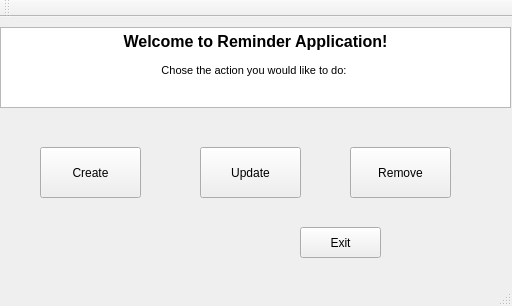
This is Project 3/mainwindow.ui in ecdev456/Nonogram-SE as Qt 5 draws it before an edit. The edited form follows.
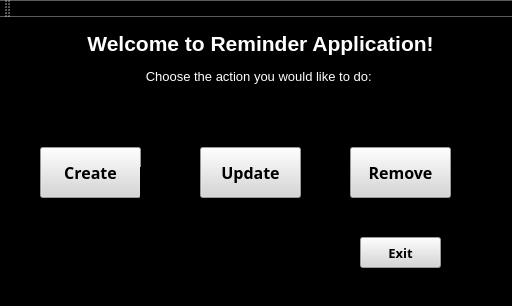
This is the edited form.

What changed in the file:
```diff
--- a/Project 3/mainwindow.ui
+++ b/Project 3/mainwindow.ui
@@ -13,6 +13,9 @@
   <property name="windowTitle">
    <string>MainWindow</string>
   </property>
+  <property name="styleSheet">
+   <string notr="true">background-color: rgb(0, 0, 0);</string>
+  </property>
   <widget class="QWidget" name="centralWidget">
    <widget class="QPushButton" name="pushButton">
     <property name="geometry">
@@ -23,9 +26,26 @@
       <height>51</height>
      </rect>
     </property>
+    <property name="font">
+     <font>
+      <family>Calisto MT</family>
+      <pointsize>12</pointsize>
+      <weight>75</weight>
+      <bold>true</bold>
+     </font>
+    </property>
+    <property name="autoFillBackground">
+     <bool>false</bool>
+    </property>
+    <property name="styleSheet">
+     <string notr="true">background-color: rgb(214, 214, 214);</string>
+    </property>
     <property name="text">
      <string>Create</string>
     </property>
+    <property name="flat">
+     <bool>false</bool>
+    </property>
    </widget>
    <widget class="QLabel" name="label">
     <property name="geometry">
@@ -49,6 +69,17 @@
       <height>51</height>
      </rect>
     </property>
+    <property name="font">
+     <font>
+      <family>Calisto MT</family>
+      <pointsize>12</pointsize>
+      <weight>75</weight>
+      <bold>true</bold>
+     </font>
+    </property>
+    <property name="styleSheet">
+     <string notr="true">background-color: rgb(214, 214, 214);</string>
+    </property>
     <property name="text">
      <string>Update</string>
     </property>
@@ -62,6 +93,17 @@
       <height>51</height>
      </rect>
     </property>
+    <property name="font">
+     <font>
+      <family>Calisto MT</family>
+      <pointsize>12</pointsize>
+      <weight>75</weight>
+      <bold>true</bold>
+     </font>
+    </property>
+    <property name="styleSheet">
+     <string notr="true">background-color: rgb(214, 214, 214);</string>
+    </property>
     <property name="text">
      <string>Remove</string>
     </property>
@@ -69,12 +111,23 @@
    <widget class="QPushButton" name="pushButton_4">
     <property name="geometry">
      <rect>
-      <x>300</x>
-      <y>210</y>
+      <x>360</x>
+      <y>220</y>
       <width>81</width>
       <height>31</height>
      </rect>
     </property>
+    <property name="font">
+     <font>
+      <family>Calisto MT</family>
+      <pointsize>10</pointsize>
+      <weight>75</weight>
+      <bold>true</bold>
+     </font>
+    </property>
+    <property name="styleSheet">
+     <string notr="true">background-color: rgb(214, 214, 214);</string>
+    </property>
     <property name="text">
      <string>Exit</string>
     </property>
@@ -84,12 +137,18 @@
      <rect>
       <x>0</x>
       <y>10</y>
-      <width>511</width>
+      <width>521</width>
       <height>81</height>
      </rect>
     </property>
     <property name="autoFillBackground">
-     <bool>true</bool>
+     <bool>false</bool>
+    </property>
+    <property name="styleSheet">
+     <string notr="true">background-color: rgb(0, 0, 0);</string>
+    </property>
+    <property name="frameShape">
+     <enum>QFrame::NoFrame</enum>
     </property>
     <property name="lineWidth">
      <number>0</number>
@@ -99,9 +158,9 @@
 &lt;html&gt;&lt;head&gt;&lt;meta name=&quot;qrichtext&quot; content=&quot;1&quot; /&gt;&lt;style type=&quot;text/css&quot;&gt;
 p, li { white-space: pre-wrap; }
 &lt;/style&gt;&lt;/head&gt;&lt;body style=&quot; font-family:'MS Shell Dlg 2'; font-size:8.25pt; font-weight:400; font-style:normal;&quot;&gt;
-&lt;p align=&quot;center&quot; style=&quot; margin-top:0px; margin-bottom:0px; margin-left:0px; margin-right:0px; -qt-block-indent:0; text-indent:0px;&quot;&gt;&lt;span style=&quot; font-size:12pt; font-weight:600;&quot;&gt;Welcome to Reminder Application!&lt;/span&gt;&lt;/p&gt;
-&lt;p align=&quot;center&quot; style=&quot;-qt-paragraph-type:empty; margin-top:0px; margin-bottom:0px; margin-left:0px; margin-right:0px; -qt-block-indent:0; text-indent:0px;&quot;&gt;&lt;br /&gt;&lt;/p&gt;
-&lt;p align=&quot;center&quot; style=&quot; margin-top:0px; margin-bottom:0px; margin-left:0px; margin-right:0px; -qt-block-indent:0; text-indent:0px;&quot;&gt;Chose the action you would like to do: &lt;/p&gt;&lt;/body&gt;&lt;/html&gt;</string>
+&lt;p align=&quot;center&quot; style=&quot; margin-top:0px; margin-bottom:0px; margin-left:0px; margin-right:0px; -qt-block-indent:0; text-indent:0px;&quot;&gt;&lt;span style=&quot; font-size:16pt; font-weight:600; color:#ffffff;&quot;&gt;Welcome to Reminder Application!&lt;/span&gt;&lt;/p&gt;
+&lt;p align=&quot;center&quot; style=&quot;-qt-paragraph-type:empty; margin-top:0px; margin-bottom:0px; margin-left:0px; margin-right:0px; -qt-block-indent:0; text-indent:0px; color:#ffffff;&quot;&gt;&lt;br /&gt;&lt;/p&gt;
+&lt;p align=&quot;center&quot; style=&quot; margin-top:0px; margin-bottom:0px; margin-left:0px; margin-right:0px; -qt-block-indent:0; text-indent:0px;&quot;&gt;&lt;span style=&quot; font-size:10pt; color:#ffffff;&quot;&gt;Choose the action you would like to do: &lt;/span&gt;&lt;/p&gt;&lt;/body&gt;&lt;/html&gt;</string>
     </property>
    </widget>
   </widget>
```
